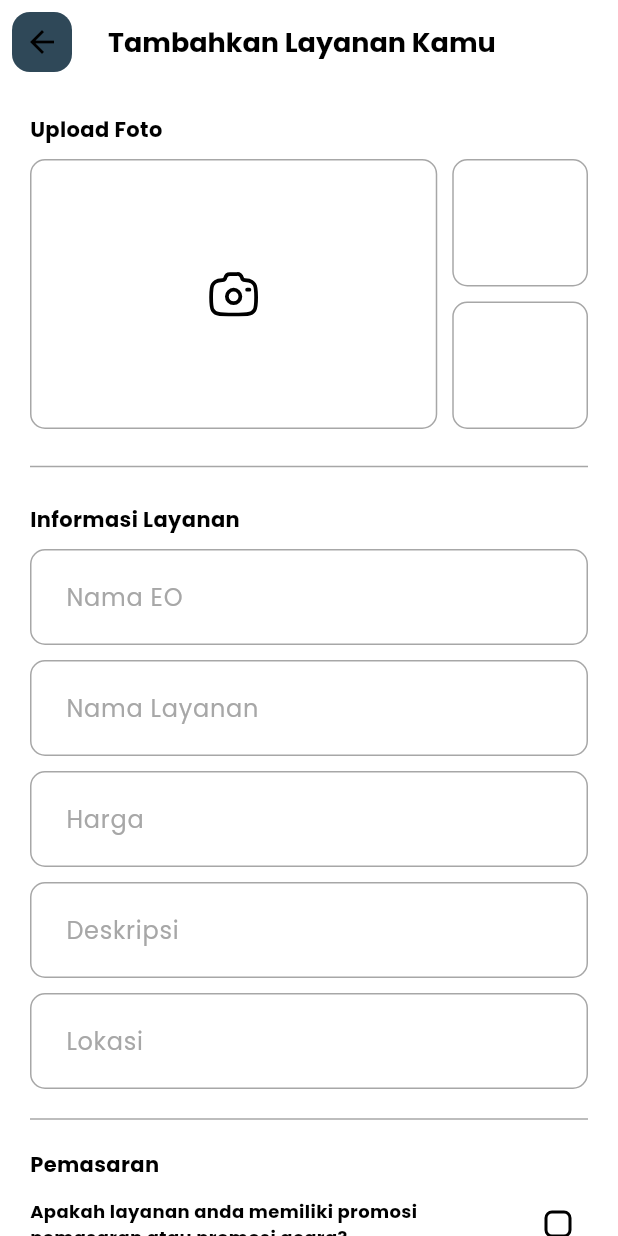
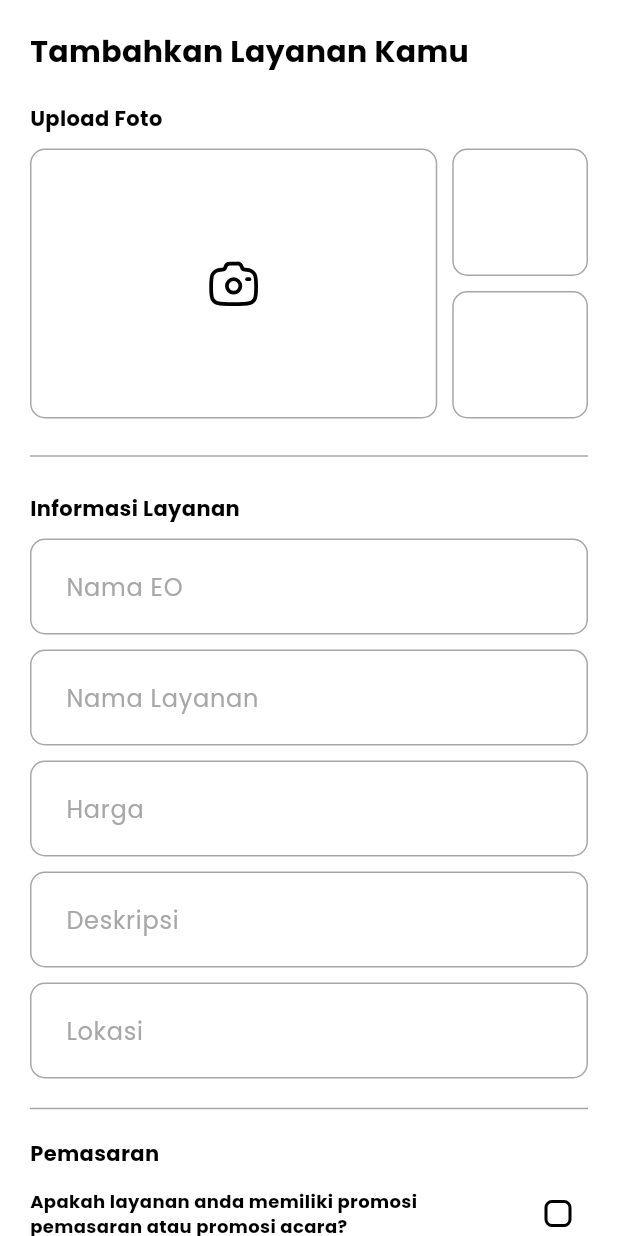
Before and after one commit to sammmms/eocout_flutter, a Flutter app: the AddEventPage screen opened directly, on a phone screen of 412 x 824 dp. Run offline on Flutter 3.47's test engine with Material 3 defaults, Android fonts, the phone set to English and light mode, and no system bars; our stand-ins replace dio, flutter_dotenv, flutter_svg, google_sign_in, image_picker, pinput and 3 more; accounts and stored records are empty.

Commit message:
fix: add event page scrollable appbar

```diff
--- a/lib/features/add_event/add_event_page.dart
+++ b/lib/features/add_event/add_event_page.dart
@@ -53,12 +53,8 @@ class _AddEventPageState extends State<AddEventPage> {
 
   @override
   Widget build(BuildContext context) {
-    return Scaffold(
-      appBar: AppBar(
-        title: const Text('Tambahkan Layanan Kamu'),
-        backgroundColor: colorScheme.surface,
-        scrolledUnderElevation: 0,
-      ),
+    return SafeArea(
+      child: Scaffold(
         body: Center(
             child: SingleChildScrollView(
           padding: const EdgeInsets.fromLTRB(20, 20, 20, 100),
@@ -67,6 +63,13 @@ class _AddEventPageState extends State<AddEventPage> {
             child: Column(
               crossAxisAlignment: CrossAxisAlignment.start,
               children: [
+                Text(
+                  'Tambahkan Layanan Kamu',
+                  style: textStyle.headlineMedium,
+                ),
+                const SizedBox(
+                  height: 20,
+                ),
                 Text(
                   "Upload Foto",
                   style: textStyle.titleMedium,
@@ -105,7 +108,8 @@ class _AddEventPageState extends State<AddEventPage> {
                             Expanded(
                               child: Container(
                                 decoration: BoxDecoration(
-                                border: Border.all(color: colorScheme.outline),
+                                  border:
+                                      Border.all(color: colorScheme.outline),
                                   borderRadius: BorderRadius.circular(10),
                                 ),
                               ),
@@ -116,7 +120,8 @@ class _AddEventPageState extends State<AddEventPage> {
                             Expanded(
                               child: Container(
                                 decoration: BoxDecoration(
-                                border: Border.all(color: colorScheme.outline),
+                                  border:
+                                      Border.all(color: colorScheme.outline),
                                   borderRadius: BorderRadius.circular(10),
                                 ),
                               ),
@@ -261,6 +266,7 @@ class _AddEventPageState extends State<AddEventPage> {
             ),
           ),
         )),
+      ),
     );
   }
 }
```
Lines whose indentation alone changed are shown as unchanged.
